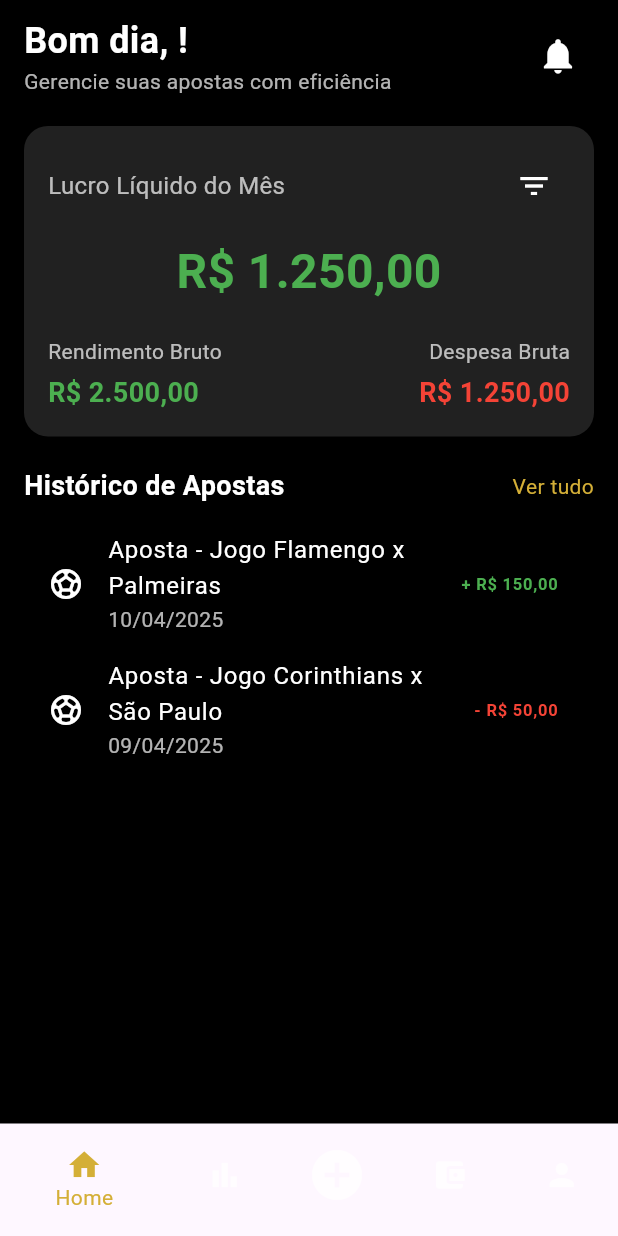
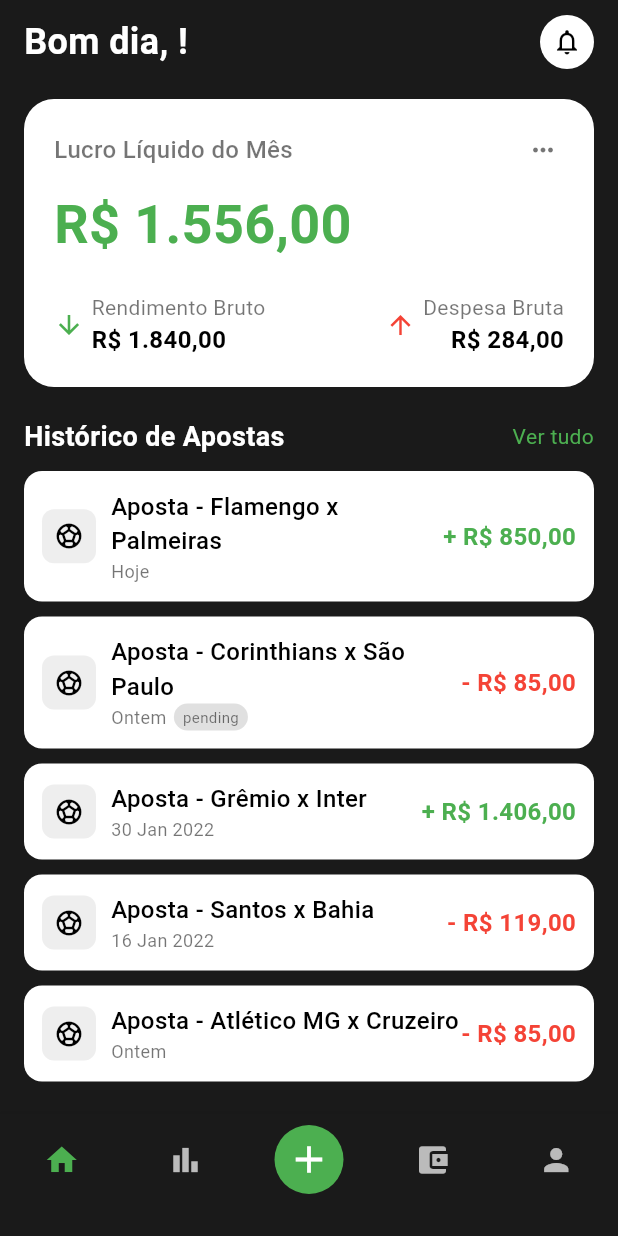
Before and after one commit to feorbet/betdofe_app_new, a Flutter app: the HomeScreen screen opened by its route, on a phone screen of 412 x 824 dp. Run offline on Flutter 3.47's test engine with Material 3 defaults, Android fonts, the phone set to English and light mode, and no system bars; our stand-ins replace firebase_auth, firebase_core, flutter_svg, font_awesome_flutter, google_sign_in; accounts and stored records are empty.

Commit message:
Ajustando homepage para seguir o design do Figma com precisão (revisão final)

```diff
--- a/lib/screens/home_screen.dart
+++ b/lib/screens/home_screen.dart
@@ -26,18 +26,15 @@ class _HomeScreenState extends State<HomeScreen> {
     final userName = user?.displayName ?? 'Apostador';
 
     return Scaffold(
-      backgroundColor: Colors.black,
+      backgroundColor: const Color(0xFF1A1A1A), // Fundo escuro para consistência
       body: SafeArea(
         child: Column(
           children: [
-            // Parte superior: Saudação e sino de notificação
+            // Cabeçalho: Saudação e sino de notificação
             Padding(
               padding: const EdgeInsets.symmetric(horizontal: 16, vertical: 10),
               child: Row(
                 mainAxisAlignment: MainAxisAlignment.spaceBetween,
-                children: [
-                  Column(
-                    crossAxisAlignment: CrossAxisAlignment.start,
                 children: [
                   Text(
                     '${_getGreeting()}, $userName!',
@@ -47,60 +44,60 @@ class _HomeScreenState extends State<HomeScreen> {
                       fontWeight: FontWeight.bold,
                     ),
                   ),
-                      const Text(
-                        'Gerencie suas apostas com eficiência',
-                        style: TextStyle(color: Colors.white70, fontSize: 14),
+                  Container(
+                    padding: const EdgeInsets.all(8),
+                    decoration: const BoxDecoration(
+                      color: Colors.white,
+                      shape: BoxShape.circle,
                     ),
-                    ],
+                    child: const Icon(
+                      Icons.notifications_none,
+                      color: Colors.black,
+                      size: 20,
                     ),
-                  IconButton(
-                    icon: const Icon(
-                      Icons.notifications,
-                      color: Colors.white,
-                      size: 28,
-                    ),
-                    onPressed: () {
-                      // Futura implementação de notificações
-                    },
                   ),
                 ],
               ),
             ),
-            // Card com lucro líquido, rendimento e despesa
+            // Card principal: Lucro Líquido, Rendimento e Despesa
             Padding(
               padding: const EdgeInsets.symmetric(horizontal: 16, vertical: 10),
               child: Container(
-                padding: const EdgeInsets.all(16),
+                padding: const EdgeInsets.all(20),
                 decoration: BoxDecoration(
-                  color: Colors.grey[900],
-                  borderRadius: BorderRadius.circular(16),
+                  color: Colors.white,
+                  borderRadius: BorderRadius.circular(20),
                 ),
                 child: Column(
+                  crossAxisAlignment: CrossAxisAlignment.start,
                   children: [
                     Row(
                       mainAxisAlignment: MainAxisAlignment.spaceBetween,
                       children: [
                         const Text(
                           'Lucro Líquido do Mês',
-                          style: TextStyle(color: Colors.white70, fontSize: 16),
+                          style: TextStyle(
+                            color: Colors.black54,
+                            fontSize: 16,
+                            fontWeight: FontWeight.w500,
                           ),
-                        IconButton(
-                          icon: const Icon(
-                            Icons.filter_list,
-                            color: Colors.white,
                         ),
-                          onPressed: () {
-                            // Futura implementação de filtros
-                          },
+                        Container(
+                          padding: const EdgeInsets.all(4),
+                          child: const Icon(
+                            Icons.more_horiz,
+                            color: Colors.black54,
+                            size: 20,
+                          ),
                         ),
                       ],
                     ),
                     const SizedBox(height: 10),
                     const Text(
-                      'R\$ 1.250,00',
+                      'R\$ 1.556,00',
                       style: TextStyle(
                         color: Colors.green,
-                        fontSize: 32,
+                        fontSize: 36,
                         fontWeight: FontWeight.bold,
                       ),
                     ),
@@ -108,37 +105,59 @@ class _HomeScreenState extends State<HomeScreen> {
                     Row(
                       mainAxisAlignment: MainAxisAlignment.spaceBetween,
                       children: [
+                        Row(
+                          children: [
+                            const Icon(
+                              Icons.arrow_downward,
+                              color: Colors.green,
+                              size: 20,
+                            ),
+                            const SizedBox(width: 5),
                             Column(
                               crossAxisAlignment: CrossAxisAlignment.start,
                               children: const [
                                 Text(
                                   'Rendimento Bruto',
-                              style: TextStyle(color: Colors.white70, fontSize: 14),
+                                  style: TextStyle(
+                                    color: Colors.black54,
+                                    fontSize: 14,
                                   ),
-                            SizedBox(height: 5),
+                                ),
                                 Text(
-                              'R\$ 2.500,00',
+                                  'R\$ 1.840,00',
                                   style: TextStyle(
-                                color: Colors.green,
-                                fontSize: 18,
+                                    color: Colors.black,
+                                    fontSize: 16,
                                     fontWeight: FontWeight.bold,
                                   ),
                                 ),
                               ],
                             ),
+                          ],
+                        ),
+                        Row(
+                          children: [
+                            const Icon(
+                              Icons.arrow_upward,
+                              color: Colors.red,
+                              size: 20,
+                            ),
+                            const SizedBox(width: 5),
                             Column(
                               crossAxisAlignment: CrossAxisAlignment.end,
                               children: const [
                                 Text(
                                   'Despesa Bruta',
-                              style: TextStyle(color: Colors.white70, fontSize: 14),
+                                  style: TextStyle(
+                                    color: Colors.black54,
+                                    fontSize: 14,
                                   ),
-                            SizedBox(height: 5),
+                                ),
                                 Text(
-                              'R\$ 1.250,00',
+                                  'R\$ 284,00',
                                   style: TextStyle(
-                                color: Colors.red,
-                                fontSize: 18,
+                                    color: Colors.black,
+                                    fontSize: 16,
                                     fontWeight: FontWeight.bold,
                                   ),
                                 ),
@@ -148,9 +167,11 @@ class _HomeScreenState extends State<HomeScreen> {
                         ),
                       ],
                     ),
+                  ],
                 ),
               ),
-            // Histórico de transações
+            ),
+            // Histórico de Apostas
             Padding(
               padding: const EdgeInsets.symmetric(horizontal: 16, vertical: 10),
               child: Row(
@@ -167,7 +188,7 @@ class _HomeScreenState extends State<HomeScreen> {
                   Text(
                     'Ver tudo',
                     style: TextStyle(
-                      color: Color(0xFFD4AF37),
+                      color: Colors.green,
                       fontSize: 14,
                     ),
                   ),
@@ -177,36 +198,42 @@ class _HomeScreenState extends State<HomeScreen> {
             Expanded(
               child: ListView(
                 padding: const EdgeInsets.symmetric(horizontal: 16),
-                children: const [
-                  ListTile(
-                    leading: Icon(Icons.sports_soccer, color: Colors.white),
-                    title: Text(
-                      'Aposta - Jogo Flamengo x Palmeiras',
-                      style: TextStyle(color: Colors.white),
+                children: [
+                  _buildTransactionTile(
+                    icon: Icons.sports_soccer,
+                    title: 'Aposta - Flamengo x Palmeiras',
+                    date: 'Hoje',
+                    value: '+ R\$ 850,00',
+                    isGain: true,
                   ),
-                    subtitle: Text(
-                      '10/04/2025',
-                      style: TextStyle(color: Colors.white70),
+                  _buildTransactionTile(
+                    icon: Icons.sports_soccer,
+                    title: 'Aposta - Corinthians x São Paulo',
+                    date: 'Ontem',
+                    value: '- R\$ 85,00',
+                    isGain: false,
+                    status: 'pending',
                   ),
-                    trailing: Text(
-                      '+ R\$ 150,00',
-                      style: TextStyle(color: Colors.green, fontWeight: FontWeight.bold),
+                  _buildTransactionTile(
+                    icon: Icons.sports_soccer,
+                    title: 'Aposta - Grêmio x Inter',
+                    date: '30 Jan 2022',
+                    value: '+ R\$ 1.406,00',
+                    isGain: true,
                   ),
+                  _buildTransactionTile(
+                    icon: Icons.sports_soccer,
+                    title: 'Aposta - Santos x Bahia',
+                    date: '16 Jan 2022',
+                    value: '- R\$ 119,00',
+                    isGain: false,
                   ),
-                  ListTile(
-                    leading: Icon(Icons.sports_soccer, color: Colors.white),
-                    title: Text(
-                      'Aposta - Jogo Corinthians x São Paulo',
-                      style: TextStyle(color: Colors.white),
-                    ),
-                    subtitle: Text(
-                      '09/04/2025',
-                      style: TextStyle(color: Colors.white70),
-                    ),
-                    trailing: Text(
-                      '- R\$ 50,00',
-                      style: TextStyle(color: Colors.red, fontWeight: FontWeight.bold),
-                    ),
+                  _buildTransactionTile(
+                    icon: Icons.sports_soccer,
+                    title: 'Aposta - Atlético MG x Cruzeiro',
+                    date: 'Ontem',
+                    value: '- R\$ 85,00',
+                    isGain: false,
                   ),
                 ],
               ),
@@ -216,29 +243,41 @@ class _HomeScreenState extends State<HomeScreen> {
       ),
       // Barra de navegação inferior
       bottomNavigationBar: BottomNavigationBar(
-        backgroundColor: Colors.grey[900],
-        selectedItemColor: const Color(0xFFD4AF37),
+        backgroundColor: const Color(0xFF1A1A1A),
+        selectedItemColor: Colors.green,
         unselectedItemColor: Colors.white70,
-        items: const [
-          BottomNavigationBarItem(
+        type: BottomNavigationBarType.fixed,
+        items: [
+          const BottomNavigationBarItem(
             icon: Icon(Icons.home),
-            label: 'Home',
+            label: '',
           ),
-          BottomNavigationBarItem(
+          const BottomNavigationBarItem(
             icon: Icon(Icons.bar_chart),
-            label: 'Gráficos',
-          ),
-          BottomNavigationBarItem(
-            icon: Icon(Icons.add_circle, size: 40),
             label: '',
           ),
           BottomNavigationBarItem(
+            icon: Container(
+              padding: const EdgeInsets.all(8),
+              decoration: const BoxDecoration(
+                color: Colors.green,
+                shape: BoxShape.circle,
+              ),
+              child: const Icon(
+                Icons.add,
+                color: Colors.white,
+                size: 30,
+              ),
+            ),
+            label: '',
+          ),
+          const BottomNavigationBarItem(
             icon: Icon(Icons.account_balance_wallet),
-            label: 'Carteira',
+            label: '',
           ),
-          BottomNavigationBarItem(
+          const BottomNavigationBarItem(
             icon: Icon(Icons.person),
-            label: 'Perfil',
+            label: '',
           ),
         ],
         onTap: (index) {
@@ -247,4 +286,86 @@ class _HomeScreenState extends State<HomeScreen> {
       ),
     );
   }
+
+  Widget _buildTransactionTile({
+    required IconData icon,
+    required String title,
+    required String date,
+    required String value,
+    required bool isGain,
+    String? status,
+  }) {
+    return Container(
+      margin: const EdgeInsets.only(bottom: 10),
+      padding: const EdgeInsets.all(12),
+      decoration: BoxDecoration(
+        color: Colors.white,
+        borderRadius: BorderRadius.circular(12),
+      ),
+      child: Row(
+        children: [
+          Container(
+            padding: const EdgeInsets.all(8),
+            decoration: BoxDecoration(
+              color: Colors.grey[200],
+              borderRadius: BorderRadius.circular(8),
+            ),
+            child: Icon(icon, color: Colors.black, size: 20),
+          ),
+          const SizedBox(width: 10),
+          Expanded(
+            child: Column(
+              crossAxisAlignment: CrossAxisAlignment.start,
+              children: [
+                Text(
+                  title,
+                  style: const TextStyle(
+                    color: Colors.black,
+                    fontSize: 16,
+                    fontWeight: FontWeight.w500,
+                  ),
+                ),
+                Row(
+                  children: [
+                    Text(
+                      date,
+                      style: const TextStyle(
+                        color: Colors.black54,
+                        fontSize: 12,
+                      ),
+                    ),
+                    if (status != null) ...[
+                      const SizedBox(width: 5),
+                      Container(
+                        padding: const EdgeInsets.symmetric(horizontal: 6, vertical: 2),
+                        decoration: BoxDecoration(
+                          color: Colors.grey[300],
+                          borderRadius: BorderRadius.circular(10),
+                        ),
+                        child: Text(
+                          status,
+                          style: const TextStyle(
+                            color: Colors.black54,
+                            fontSize: 10,
+                          ),
+                        ),
+                      ),
+                    ],
+                  ],
+                ),
+              ],
+            ),
+          ),
+          Text(
+            value,
+            style: TextStyle(
+              color: isGain ? Colors.green : Colors.red,
+              fontSize: 16,
+              fontWeight: FontWeight.bold,
+            ),
+          ),
+        ],
+      ),
+    );
   }
+}
```
Lines whose indentation alone changed are shown as unchanged.
